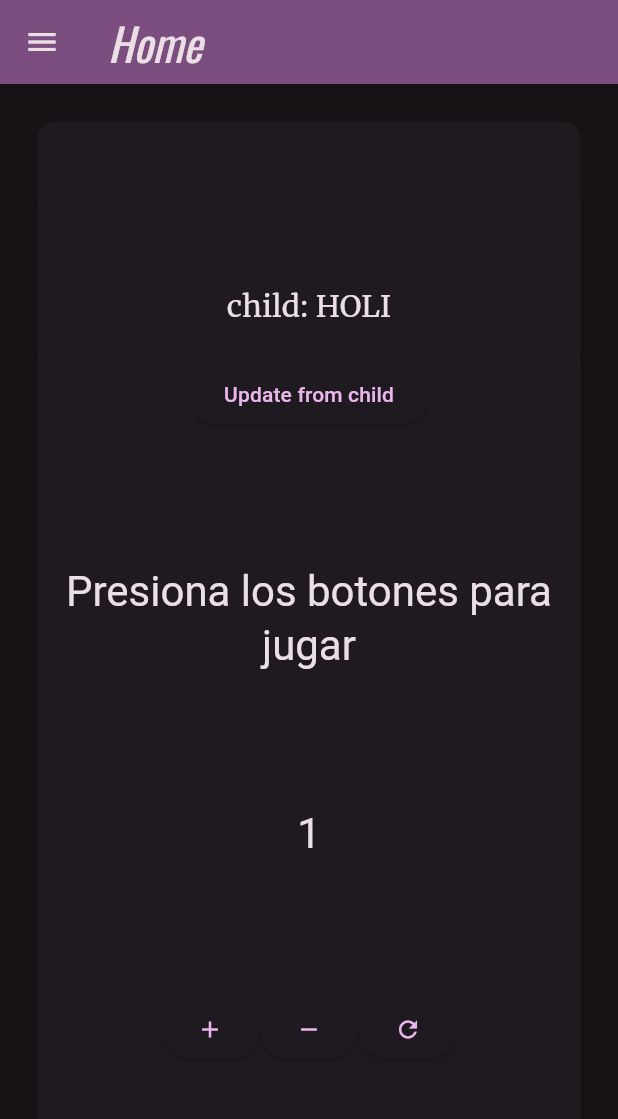
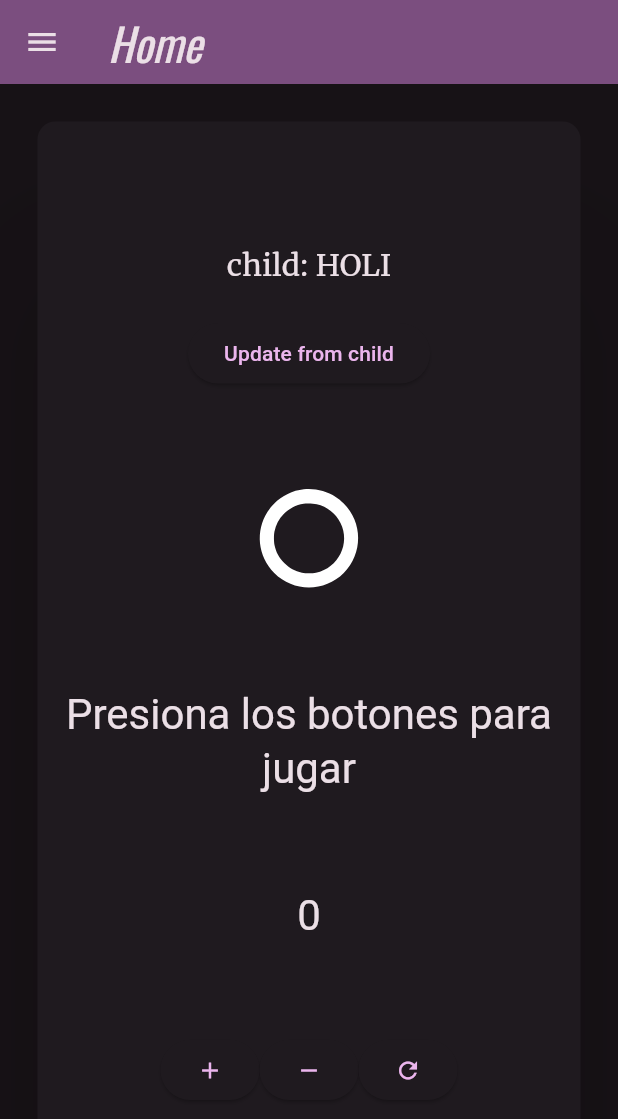
Before and after one commit to ColoroGit/3479A321_2022479001, a Flutter app: the screen it shows after launch, after a tap on the "add" icon, on a phone screen of 412 x 824 dp. Shown: the top 1119 px of the screen. Run offline on Flutter 3.47's test engine with Material 3 defaults, Android fonts, the phone set to English and light mode, and no system bars; our stand-ins replace flutter_svg, google_fonts, logger.

Commit message:
Lab 5 finished

```diff
--- /dev/null
+++ b/lab_1/devtools_options.yaml
@@ -0,0 +1,3 @@
+description: This file stores settings for Dart & Flutter DevTools.
+documentation: https://docs.flutter.dev/tools/devtools/extensions#configure-extension-enablement-states
+extensions:
--- a/lab_1/lib/main.dart
+++ b/lab_1/lib/main.dart
@@ -1,6 +1,8 @@
 import 'package:flutter/material.dart';
 import 'package:google_fonts/google_fonts.dart';
+import 'package:lab_1/models/provider.dart';
 import 'package:logger/logger.dart';
+import 'package:provider/provider.dart';
 import 'pages/my_home_page.dart';
 
 void main() {
@@ -13,10 +15,13 @@ class MyApp extends StatelessWidget {
   @override
   Widget build(BuildContext context) {
     var logger = Logger();
+
     logger.d("Logger is working in My App!");
 
-    return MaterialApp(
-      title: 'Flutter Demo',
+    return ChangeNotifierProvider<AppData>(
+      create: (context) => AppData(),
+      child: MaterialApp(
+        title: 'My App',
         theme: ThemeData(
           useMaterial3: true,
           colorScheme: ColorScheme.fromSeed(
@@ -37,6 +42,7 @@ class MyApp extends StatelessWidget {
           ),
         ),
         home: const MyHomePage(title: 'Home'),
+      ),
     );
   }
 }
--- a/lab_1/lib/pages/Details.dart
+++ b/lab_1/lib/pages/Details.dart
@@ -12,6 +12,10 @@ class _DetailsState extends State<Details> {
   @override
   Widget build(BuildContext context) {
     return Scaffold(
+      appBar: AppBar(
+        backgroundColor: Theme.of(context).colorScheme.inversePrimary,
+        title: const Text('Details'),
+      ),
       body: Center(
         child: Card(
           elevation: 20,
--- a/lab_1/lib/pages/my_home_page.dart
+++ b/lab_1/lib/pages/my_home_page.dart
@@ -1,9 +1,12 @@
 import 'package:flutter/material.dart';
+import 'package:flutter_svg/flutter_svg.dart';
+import 'package:lab_1/models/provider.dart';
 import 'package:lab_1/pages/About.dart';
 import 'package:lab_1/pages/Audit.dart';
 // import 'package:flutter_svg/flutter_svg.dart';
 import 'package:lab_1/pages/child.dart';
 import 'package:logger/logger.dart';
+import 'package:provider/provider.dart';
 import 'details.dart';
 
 class MyHomePage extends StatefulWidget {
@@ -12,6 +15,7 @@ class MyHomePage extends StatefulWidget {
   final String title;
 
   @override
+  // ignore: no_logic_in_create_state
   State<MyHomePage> createState() {
     var logger = Logger();
     logger.d("create state");
@@ -21,77 +25,6 @@ class MyHomePage extends StatefulWidget {
 
 class _MyHomePageState extends State<MyHomePage> {
   var logger = Logger();
-
-  int _counter = 0;
-  String _message = 'Presiona los botones para jugar';
-  // ignore: unused_field
-  String _displayedIcon = 'assets/icons/o_icon.svg';
-
-  String oIcon = 'assets/icons/o_icon.svg';
-  String winIcon = 'assets/icons/victory_icon.svg';
-  String gameOverIcon = 'assets/icons/game_over_icon.svg';
-
-  void _incrementCounter() {
-    setState(() {
-      _counter++;
-    });
-
-    if (_counter == 5) {
-      showGameOverDisplay();
-    }
-
-    if (_counter == 10) {
-      showVictoryDisplay();
-    }
-  }
-
-  void _decrementCounter() {
-    setState(() {
-      if (_counter == 0) return;
-      _counter--;
-    });
-
-    if (_counter == 5) {
-      showGameOverDisplay();
-    }
-
-    if (_counter == 10) {
-      showVictoryDisplay();
-    }
-  }
-
-  void _resetCounter() {
-    setState(() {
-      _counter = 0;
-    });
-
-    showNormalDisplay();
-  }
-
-  void showVictoryDisplay() {
-    setState(() {
-      _message = 'Felicidades, has Ganado!!!';
-      _displayedIcon = winIcon;
-    });
-  }
-
-  void showGameOverDisplay() {
-    setState(() {
-      _message = 'Has Perdido\n(pista: sigue presionando el botón)';
-      _displayedIcon = gameOverIcon;
-    });
-  }
-
-  void showNormalDisplay() {
-    setState(() {
-      _message = 'Presiona los botones para jugar';
-      _displayedIcon = oIcon;
-    });
-  }
-
-  Widget footerButton(Function? action, Icon icon) {
-    return ElevatedButton(onPressed: () => action!(), child: icon);
-  }
 
   _MyHomePageState() {
     logger.d("constructor, mounted: $mounted");
@@ -142,16 +75,9 @@ class _MyHomePageState extends State<MyHomePage> {
   @override
   Widget build(BuildContext context) {
     logger.d("build method, mounted: $mounted");
+    final data = Provider.of<AppData>(context);
 
     return Scaffold(
-      // persistentFooterButtons: [
-      //   ElevatedButton(
-      //       onPressed: () {
-      //         Navigator.pushReplacement(context,
-      //             MaterialPageRoute(builder: (context) => const Details()));
-      //       },
-      //       child: const Icon(Icons.details))
-      // ],
       appBar: AppBar(
         backgroundColor: Theme.of(context).colorScheme.inversePrimary,
         title: Text(widget.title),
@@ -160,10 +86,19 @@ class _MyHomePageState extends State<MyHomePage> {
         child: ListView(
           padding: EdgeInsets.zero,
           children: [
-            const DrawerHeader(child: Text('Drawer')),
+            DrawerHeader(
+              decoration: BoxDecoration(
+                color: Theme.of(context).colorScheme.inversePrimary,
+              ),
+              child: Text(
+                'Drawer',
+                style: Theme.of(context).textTheme.headlineMedium,
+              ),
+            ),
             ListTile(
               title: const Text('About'),
               onTap: () {
+                data.addToAudits("Acceso a pantalla About");
                 Navigator.push(context,
                     MaterialPageRoute(builder: (context) => const About()));
               },
@@ -171,6 +106,7 @@ class _MyHomePageState extends State<MyHomePage> {
             ListTile(
               title: const Text('Details'),
               onTap: () {
+                data.addToAudits("Acceso a pantalla Details");
                 Navigator.push(context,
                     MaterialPageRoute(builder: (context) => const Details()));
               },
@@ -178,6 +114,7 @@ class _MyHomePageState extends State<MyHomePage> {
             ListTile(
               title: const Text('Audit'),
               onTap: () {
+                data.addToAudits("Acceso a pantalla Audit");
                 Navigator.push(context,
                     MaterialPageRoute(builder: (context) => const Audit()));
               },
@@ -192,33 +129,59 @@ class _MyHomePageState extends State<MyHomePage> {
           child: Column(
             mainAxisAlignment: MainAxisAlignment.spaceEvenly,
             children: <Widget>[
+              // ignore: prefer_const_constructors
               Child(text: "HOLI"),
+              SvgPicture.asset(
+                data.displayedIcon,
+                height: 75,
+                colorFilter:
+                    const ColorFilter.mode(Colors.white, BlendMode.srcIn),
+              ),
               Text(
-                _message,
+                data.message,
                 style: Theme.of(context).textTheme.headlineMedium,
                 textAlign: TextAlign.center,
               ),
               Text(
-                '$_counter',
+                '${data.counter}',
                 style: Theme.of(context).textTheme.headlineMedium,
               ),
               Row(
                 mainAxisAlignment: MainAxisAlignment.center,
                 children: [
-                  footerButton(_incrementCounter, const Icon(Icons.add)),
-                  footerButton(_decrementCounter, const Icon(Icons.remove)),
-                  footerButton(_resetCounter, const Icon(Icons.refresh))
+                  ElevatedButton(
+                    onPressed: () {
+                      setState(() {
+                        data.addToAudits("Contador Incrementado");
+                        data.incrementCounter;
+                      });
+                    },
+                    child: const Icon(Icons.add),
+                  ),
+                  ElevatedButton(
+                    onPressed: () {
+                      setState(() {
+                        data.decrementCounter;
+                        data.addToAudits("Contador Decrementado");
+                      });
+                    },
+                    child: const Icon(Icons.remove),
+                  ),
+                  ElevatedButton(
+                    onPressed: () {
+                      setState(() {
+                        data.addToAudits("Contador Reiniciado");
+                        data.resetCounter;
+                      });
+                    },
+                    child: const Icon(Icons.refresh),
+                  ),
                 ],
               )
             ],
           ),
         ),
       ),
-      // floatingActionButton: FloatingActionButton(
-      //   onPressed: _resetCounter,
-      //   tooltip: 'Reset',
-      //   child: const Icon(Icons.refresh),
-      // ),
     );
   }
 }
--- a/lab_1/pubspec.yaml
+++ b/lab_1/pubspec.yaml
@@ -37,6 +37,7 @@ dependencies:
   flutter_svg: ^2.0.10+1
   google_fonts: ^6.2.1
   logger: ^2.4.0
+  provider: ^6.1.2
 
 dev_dependencies:
   flutter_test:
```
Also changed, not shown: lab_1/lib/models/provider.dart (added, +81 -0 lines), lab_1/lib/pages/About.dart (+4 -7 lines), lab_1/lib/pages/Audit.dart (+7 -8 lines), lab_1/pubspec.lock. Lines whose indentation alone changed are shown as unchanged.
